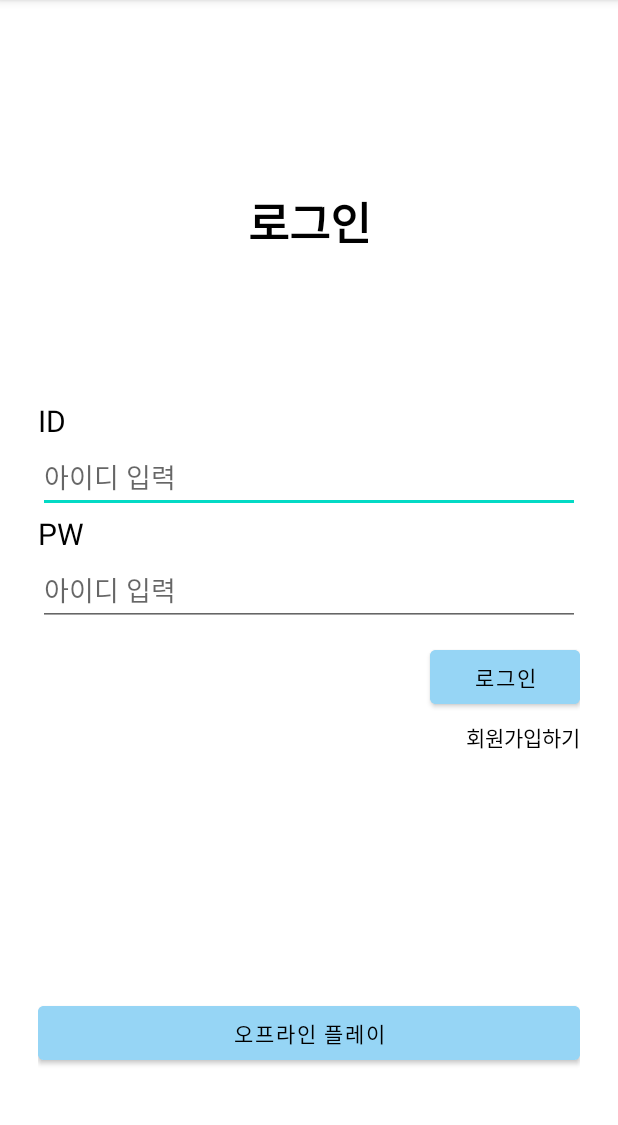
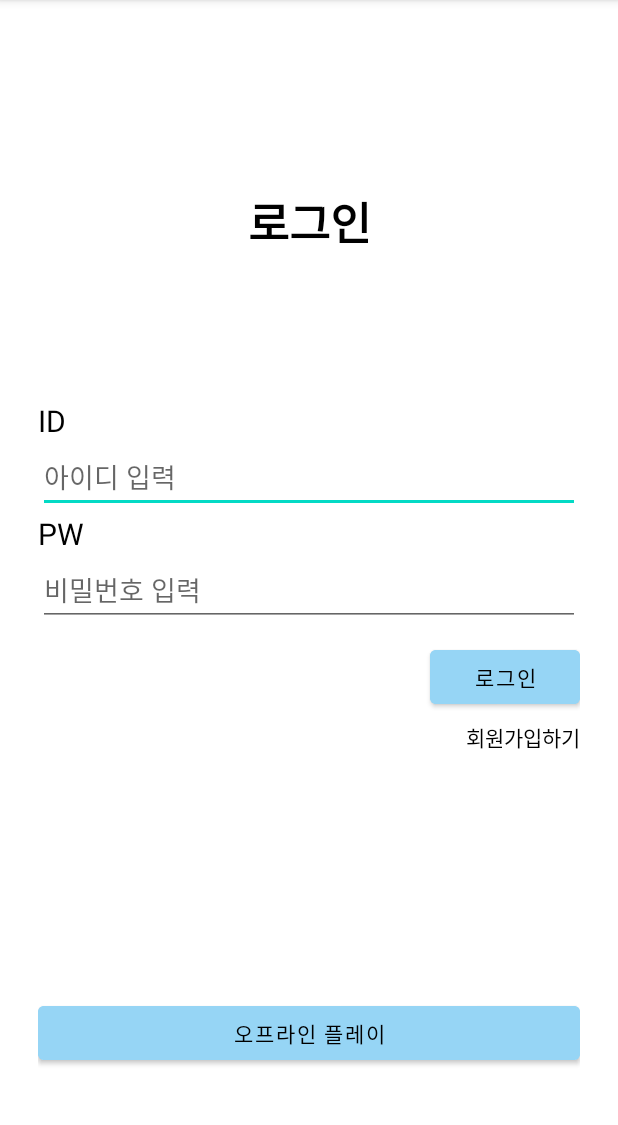
Before and after one commit to samgashyeong/Typing, an Android app: the screen it shows after launch (MainActivity), on a phone screen of 412 x 824 dp, the part 84-1209 px from its top. Run offline under Robolectric (Android 15) with nearby library versions, the phone set to English and light mode, and no system bars.

Commit message:
오타수정

```diff
--- a/app/src/main/res/layout/activity_main.xml
+++ b/app/src/main/res/layout/activity_main.xml
@@ -53,7 +53,7 @@
             android:id="@+id/passwordEt"
             android:layout_width="match_parent"
             android:layout_height="wrap_content"
-            android:hint="아이디 입력" />
+            android:hint="비밀번호 입력" />
 
         <Button
             android:id="@+id/loginBt"
```
